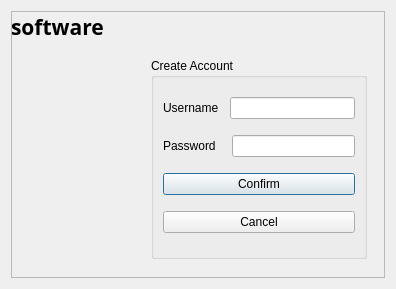
Before: the Qt Designer form createaccount.ui in KANKAN25/Tipid-Timpla-Tracker, drawn with Qt 5.
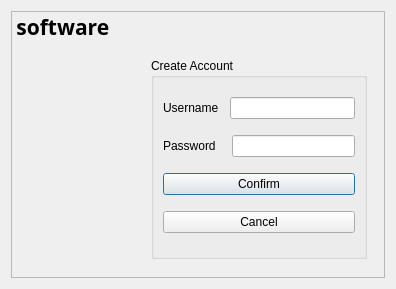
After: the same form once the commit is applied.

What changed in the file:
```diff
--- a/createaccount.ui
+++ b/createaccount.ui
@@ -39,7 +39,7 @@
        </font>
       </property>
       <property name="text">
-       <string>software</string>
+       <string> software</string>
       </property>
      </widget>
      <widget class="QGroupBox" name="groupBox">
```
